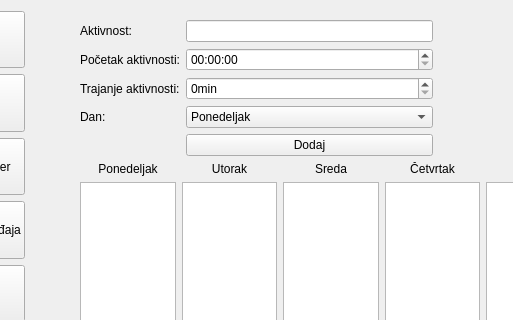
Before: the Qt Designer form app/forms/mainwindow.ui in bogdans55/StudySphere, drawn with Qt 5; both pictures show x 95 to 608 and y 0 to 320 of the 900 by 600 pixel window.
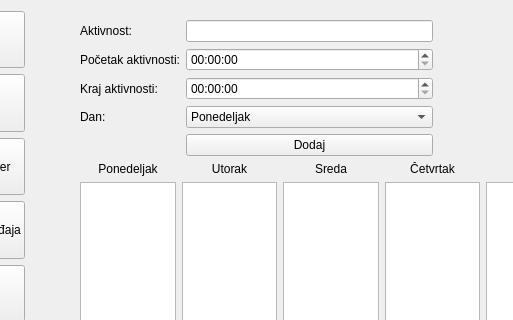
After: the same form once the commit is applied. Icons and pictures are not drawn.

Commit message: Added functionality to add activity button for planner

```diff
--- a/app/forms/mainwindow.ui
+++ b/app/forms/mainwindow.ui
@@ -269,7 +269,7 @@
            <item row="2" column="0">
             <widget class="QLabel" name="label_duration">
              <property name="text">
-              <string>Trajanje aktivnosti:</string>
+              <string>Kraj aktivnosti:</string>
              </property>
             </widget>
            </item>
@@ -336,17 +336,7 @@
             <widget class="QTimeEdit" name="timeEdit_start"/>
            </item>
            <item row="2" column="1">
-            <widget class="QSpinBox" name="spinBox_duration">
-             <property name="suffix">
-              <string>min</string>
-             </property>
-             <property name="maximum">
-              <number>1399</number>
-             </property>
-             <property name="singleStep">
-              <number>10</number>
-             </property>
-            </widget>
+            <widget class="QTimeEdit" name="timeEdit_end"/>
            </item>
           </layout>
          </item>
```
The commit also changes 5 other files.
